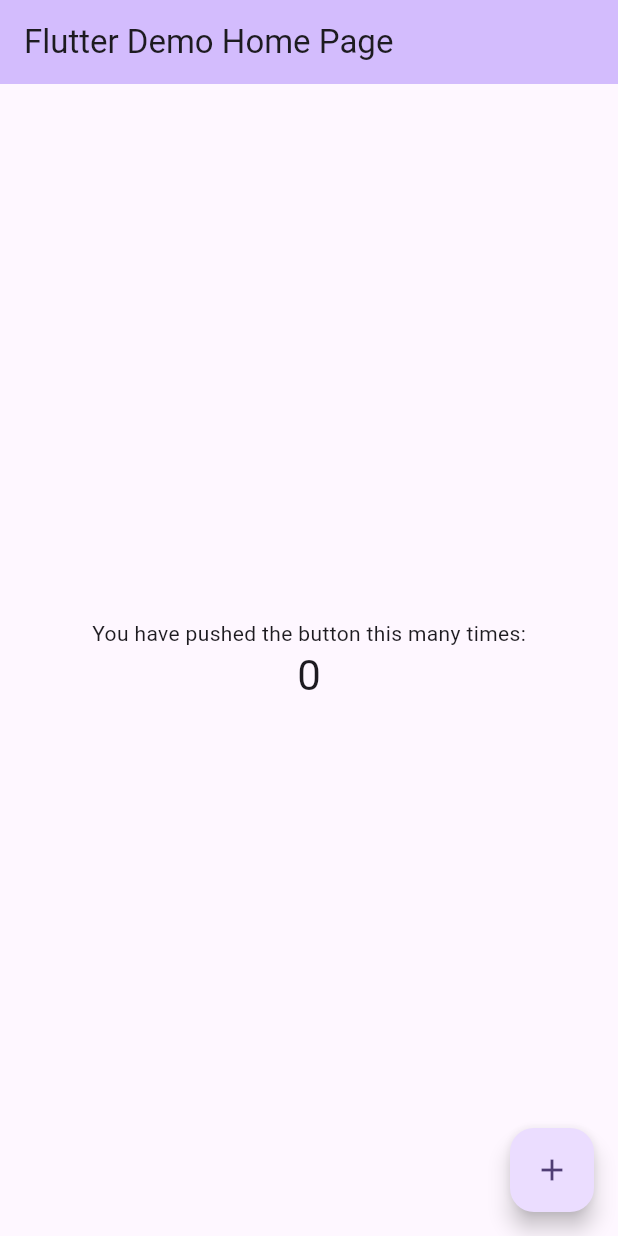
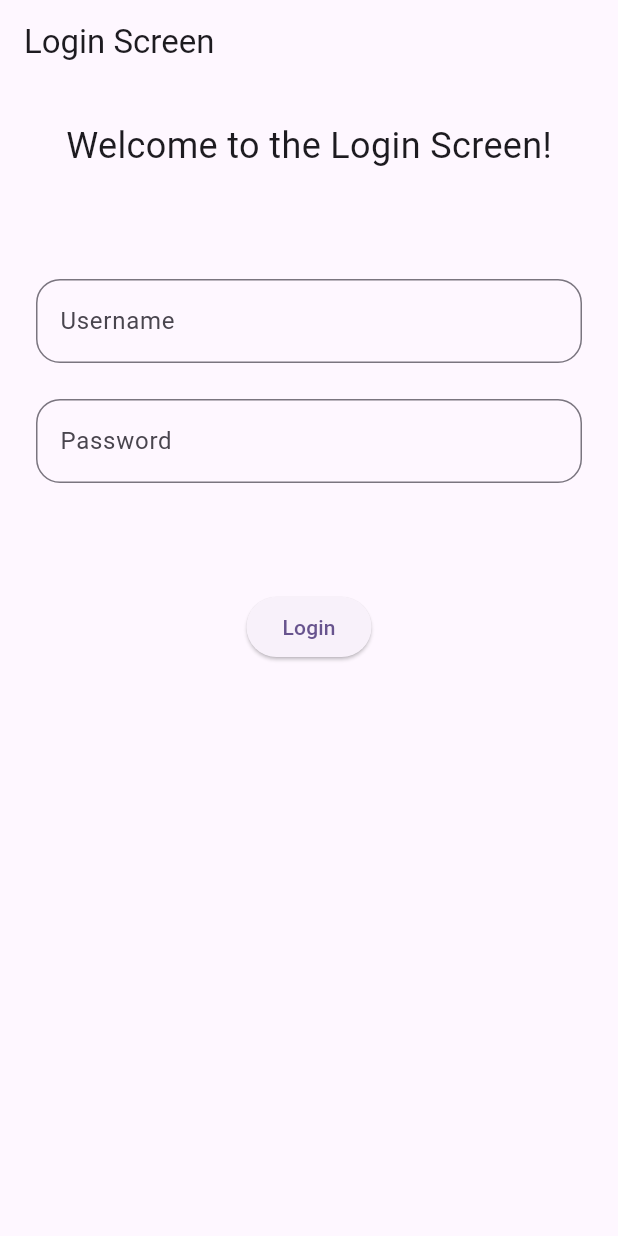
Before and after one commit to Dhana2513/kshitij_examples, a Flutter app: the screen it shows after launch, on a phone screen of 412 x 824 dp. Run offline on Flutter 3.47's test engine with Material 3 defaults, Android fonts, the phone set to English and light mode, and no system bars.

Commit message:
added login example

```diff
--- /dev/null
+++ b/login_form/lib/home_screen.dart
@@ -0,0 +1,20 @@
+import 'package:flutter/material.dart';
+
+class HomeScreen extends StatelessWidget {
+  const HomeScreen({super.key, required this.username});
+
+  final String username;
+
+  @override
+  Widget build(BuildContext context) {
+    return Scaffold(
+      appBar: AppBar(title: const Text('Home Screen')),
+      body: Center(
+        child: Text(
+          'Welcome $username to the Home Screen!',
+          style: TextStyle(fontSize: 24),
+        ),
+      ),
+    );
+  }
+}
--- /dev/null
+++ b/login_form/lib/login_screen.dart
@@ -0,0 +1,84 @@
+import 'package:flutter/material.dart';
+import 'package:login_form/home_screen.dart';
+
+class LoginScreen extends StatefulWidget {
+  const LoginScreen({super.key});
+
+  @override
+  State<LoginScreen> createState() => _LoginScreenState();
+}
+
+class _LoginScreenState extends State<LoginScreen> {
+  final usernameController = TextEditingController();
+  final passwordController = TextEditingController();
+
+  void login() {
+    final username = usernameController.text.trim();
+    final password = passwordController.text.trim();
+    if (username == 'Kshitij' && password == 'Kshitij@123') {
+      Navigator.push(
+        context,
+        MaterialPageRoute(builder: (context) => HomeScreen(username: username)),
+      );
+    } else {
+      showDialog(
+        context: context,
+        builder: (context) {
+          return AlertDialog(
+            title: Text('Login Failed'),
+            content: Text('Invalid username or password. Please try again.'),
+            actions: [
+              TextButton(
+                onPressed: () => Navigator.pop(context),
+                child: Text('OK'),
+              ),
+            ],
+          );
+        },
+      );
+    }
+  }
+
+  @override
+  Widget build(BuildContext context) {
+    return Scaffold(
+      appBar: AppBar(title: const Text('Login Screen')),
+
+      body: Padding(
+        padding: const EdgeInsets.all(24.0),
+        child: Column(
+          crossAxisAlignment: CrossAxisAlignment.center,
+          spacing: 24,
+          children: [
+            Text(
+              'Welcome to the Login Screen!',
+              style: TextStyle(fontSize: 24),
+            ),
+            SizedBox(height: 24),
+            TextField(
+              controller: usernameController,
+              decoration: InputDecoration(
+                labelText: 'Username',
+                border: OutlineInputBorder(
+                  borderRadius: BorderRadius.circular(16),
+                ),
+              ),
+            ),
+            TextField(
+              controller: passwordController,
+              decoration: InputDecoration(
+                labelText: 'Password',
+                border: OutlineInputBorder(
+                  borderRadius: BorderRadius.circular(16),
+                ),
+              ),
+              obscureText: true,
+            ),
+            SizedBox(height: 24),
+            ElevatedButton(onPressed: login, child: Text('Login')),
+          ],
+        ),
+      ),
+    );
+  }
+}
--- a/login_form/lib/main.dart
+++ b/login_form/lib/main.dart
@@ -1,4 +1,5 @@
 import 'package:flutter/material.dart';
+import 'package:login_form/login_screen.dart';
 
 void main() {
   runApp(const MyApp());
@@ -7,116 +8,14 @@ void main() {
 class MyApp extends StatelessWidget {
   const MyApp({super.key});
 
-  // This widget is the root of your application.
   @override
   Widget build(BuildContext context) {
     return MaterialApp(
-      title: 'Flutter Demo',
+      title: 'Flutter Login Demo',
       theme: ThemeData(
-        // This is the theme of your application.
-        //
-        // TRY THIS: Try running your application with "flutter run". You'll see
-        // the application has a purple toolbar. Then, without quitting the app,
-        // try changing the seedColor in the colorScheme below to Colors.green
-        // and then invoke "hot reload" (save your changes or press the "hot
-        // reload" button in a Flutter-supported IDE, or press "r" if you used
-        // the command line to start the app).
-        //
-        // Notice that the counter didn't reset back to zero; the application
-        // state is not lost during the reload. To reset the state, use hot
-        // restart instead.
-        //
-        // This works for code too, not just values: Most code changes can be
-        // tested with just a hot reload.
         colorScheme: ColorScheme.fromSeed(seedColor: Colors.deepPurple),
       ),
-      home: const MyHomePage(title: 'Flutter Demo Home Page'),
+      home: const LoginScreen(),
     );
   }
 }
-
-class MyHomePage extends StatefulWidget {
-  const MyHomePage({super.key, required this.title});
-
-  // This widget is the home page of your application. It is stateful, meaning
-  // that it has a State object (defined below) that contains fields that affect
-  // how it looks.
-
-  // This class is the configuration for the state. It holds the values (in this
-  // case the title) provided by the parent (in this case the App widget) and
-  // used by the build method of the State. Fields in a Widget subclass are
-  // always marked "final".
-
-  final String title;
-
-  @override
-  State<MyHomePage> createState() => _MyHomePageState();
-}
-
-class _MyHomePageState extends State<MyHomePage> {
-  int _counter = 0;
-
-  void _incrementCounter() {
-    setState(() {
-      // This call to setState tells the Flutter framework that something has
-      // changed in this State, which causes it to rerun the build method below
-      // so that the display can reflect the updated values. If we changed
-      // _counter without calling setState(), then the build method would not be
-      // called again, and so nothing would appear to happen.
-      _counter++;
-    });
-  }
-
-  @override
-  Widget build(BuildContext context) {
-    // This method is rerun every time setState is called, for instance as done
-    // by the _incrementCounter method above.
-    //
-    // The Flutter framework has been optimized to make rerunning build methods
-    // fast, so that you can just rebuild anything that needs updating rather
-    // than having to individually change instances of widgets.
-    return Scaffold(
-      appBar: AppBar(
-        // TRY THIS: Try changing the color here to a specific color (to
-        // Colors.amber, perhaps?) and trigger a hot reload to see the AppBar
-        // change color while the other colors stay the same.
-        backgroundColor: Theme.of(context).colorScheme.inversePrimary,
-        // Here we take the value from the MyHomePage object that was created by
-        // the App.build method, and use it to set our appbar title.
-        title: Text(widget.title),
-      ),
-      body: Center(
-        // Center is a layout widget. It takes a single child and positions it
-        // in the middle of the parent.
-        child: Column(
-          // Column is also a layout widget. It takes a list of children and
-          // arranges them vertically. By default, it sizes itself to fit its
-          // children horizontally, and tries to be as tall as its parent.
-          //
-          // Column has various properties to control how it sizes itself and
-          // how it positions its children. Here we use mainAxisAlignment to
-          // center the children vertically; the main axis here is the vertical
-          // axis because Columns are vertical (the cross axis would be
-          // horizontal).
-          //
-          // TRY THIS: Invoke "debug painting" (choose the "Toggle Debug Paint"
-          // action in the IDE, or press "p" in the console), to see the
-          // wireframe for each widget.
-          mainAxisAlignment: MainAxisAlignment.center,
-          children: <Widget>[
-            const Text('You have pushed the button this many times:'),
-            Text(
-              '$_counter',
-              style: Theme.of(context).textTheme.headlineMedium,
-            ),
-          ],
-        ),
-      ),
-      floatingActionButton: FloatingActionButton(
-        onPressed: _incrementCounter,
-        tooltip: 'Increment',
-        child: const Icon(Icons.add),
-      ), // This trailing comma makes auto-formatting nicer for build methods.
-    );
-  }
-}
```
